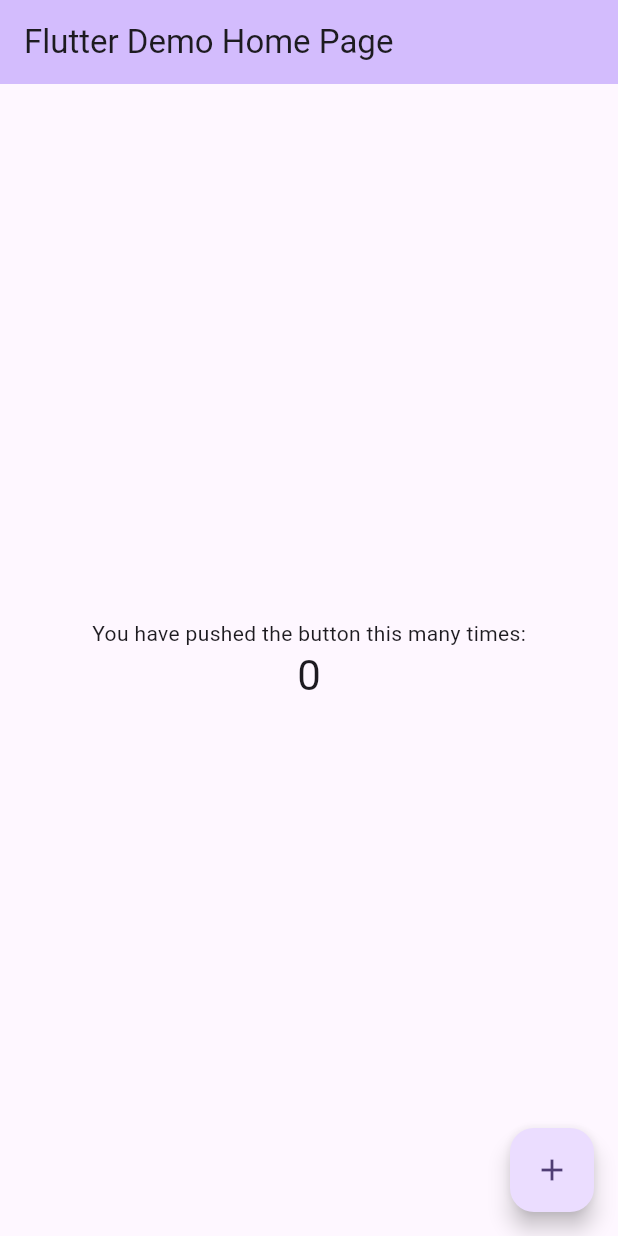
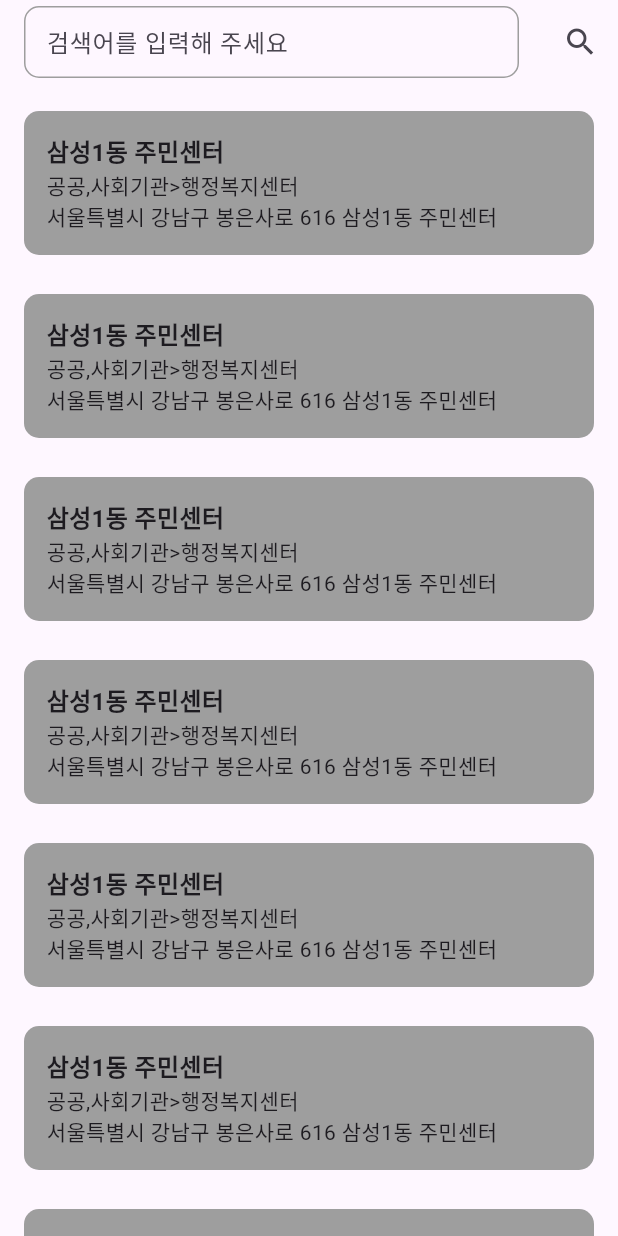
Before and after one commit to seonghoon-02/regional_search_app, a Flutter app: the screen it shows after launch, on a phone screen of 412 x 824 dp. Run offline on Flutter 3.47's test engine with Material 3 defaults, Android fonts, the phone set to English and light mode, and no system bars.

Commit message:
feat: homepage UI 구현

```diff
--- /dev/null
+++ b/lib/detail_page.dart
@@ -0,0 +1,10 @@
+import 'package:flutter/material.dart';
+
+class DetailPage extends StatelessWidget {
+  @override
+  Widget build(BuildContext context) {
+    return Scaffold(
+      body: Text('DetailPage'),
+    );
+  }
+}
--- /dev/null
+++ b/lib/home_page.dart
@@ -0,0 +1,95 @@
+import 'package:flutter/material.dart';
+
+class HomePage extends StatefulWidget {
+  @override
+  State<HomePage> createState() => _HomePageState();
+}
+
+class _HomePageState extends State<HomePage> {
+  TextEditingController textEditingController = TextEditingController();
+  @override
+  Widget build(BuildContext context) {
+    return Scaffold(
+      appBar: AppBar(
+        title: TextField(
+          maxLines: 1,
+          controller: textEditingController,
+          // onSubmitted: (){},sssssssssssss
+          decoration: InputDecoration(
+            contentPadding: EdgeInsets.symmetric(
+                horizontal: 11, vertical: 11), // TextField 내부 높이 조정
+            hintText: '검색어를 입력해 주세요',
+            border: MaterialStateOutlineInputBorder.resolveWith(
+              (states) {
+                if (states.contains(WidgetState.focused)) {
+                  return OutlineInputBorder(
+                    borderRadius: BorderRadius.circular(10),
+                    borderSide: BorderSide(color: Colors.black),
+                  );
+                }
+                return OutlineInputBorder(
+                  borderRadius: BorderRadius.circular(10),
+                  borderSide: BorderSide(color: Colors.grey),
+                );
+              },
+            ),
+          ),
+        ),
+        actions: [
+          GestureDetector(
+            onTap: () {
+              //ssssssssss
+            },
+            child: Container(
+              width: 50,
+              height: 50,
+              color: Colors.transparent,
+              child: Icon(Icons.search),
+            ),
+          ),
+        ],
+      ),
+      body: SafeArea(
+          child: Column(children: [
+        SizedBox(
+          height: 10,
+        ),
+        Expanded(
+          child: ListView.separated(
+            itemCount: 10, // 리스트 항목 수
+            itemBuilder: (context, index) {
+              // 각 항목의 UI 정의
+              return listContainer(index);
+            },
+            separatorBuilder: (context, index) => SizedBox(height: 10),
+          ),
+        )
+      ])),
+    );
+  }
+
+  Widget listContainer(int index) {
+    return Padding(
+      padding: const EdgeInsets.only(left: 16, right: 16, bottom: 8, top: 8),
+      child: Container(
+        decoration: BoxDecoration(
+            color: Colors.grey, borderRadius: BorderRadius.circular(10)),
+        padding: EdgeInsets.all(15),
+        child: Column(
+          crossAxisAlignment: CrossAxisAlignment.start,
+          children: [
+            Text(
+              '삼성1동 주민센터',
+              style: TextStyle(fontSize: 16, fontWeight: FontWeight.bold),
+            ),
+            Text(
+              '공공,사회기관>행정복지센터',
+              style: TextStyle(fontSize: 14),
+            ),
+            Text('서울특별시 강남구 봉은사로 616 삼성1동 주민센터'),
+          ],
+        ),
+      ),
+    );
+  }
+}
--- a/lib/main.dart
+++ b/lib/main.dart
@@ -1,4 +1,5 @@
 import 'package:flutter/material.dart';
+import 'package:regional_search_app/home_page.dart';
 
 void main() {
   runApp(const MyApp());
@@ -7,119 +8,8 @@ void main() {
 class MyApp extends StatelessWidget {
   const MyApp({super.key});
 
-  // This widget is the root of your application.
   @override
   Widget build(BuildContext context) {
-    return MaterialApp(
-      title: 'Flutter Demo',
-      theme: ThemeData(
-        // This is the theme of your application.
-        //
-        // TRY THIS: Try running your application with "flutter run". You'll see
-        // the application has a purple toolbar. Then, without quitting the app,
-        // try changing the seedColor in the colorScheme below to Colors.green
-        // and then invoke "hot reload" (save your changes or press the "hot
-        // reload" button in a Flutter-supported IDE, or press "r" if you used
-        // the command line to start the app).
-        //
-        // Notice that the counter didn't reset back to zero; the application
-        // state is not lost during the reload. To reset the state, use hot
-        // restart instead.
-        //
-        // This works for code too, not just values: Most code changes can be
-        // tested with just a hot reload.
-        colorScheme: ColorScheme.fromSeed(seedColor: Colors.deepPurple),
-        useMaterial3: true,
-      ),
-      home: const MyHomePage(title: 'Flutter Demo Home Page'),
-    );
+    return MaterialApp(home: HomePage());
   }
 }
-
-class MyHomePage extends StatefulWidget {
-  const MyHomePage({super.key, required this.title});
-
-  // This widget is the home page of your application. It is stateful, meaning
-  // that it has a State object (defined below) that contains fields that affect
-  // how it looks.
-
-  // This class is the configuration for the state. It holds the values (in this
-  // case the title) provided by the parent (in this case the App widget) and
-  // used by the build method of the State. Fields in a Widget subclass are
-  // always marked "final".
-
-  final String title;
-
-  @override
-  State<MyHomePage> createState() => _MyHomePageState();
-}
-
-class _MyHomePageState extends State<MyHomePage> {
-  int _counter = 0;
-
-  void _incrementCounter() {
-    setState(() {
-      // This call to setState tells the Flutter framework that something has
-      // changed in this State, which causes it to rerun the build method below
-      // so that the display can reflect the updated values. If we changed
-      // _counter without calling setState(), then the build method would not be
-      // called again, and so nothing would appear to happen.
-      _counter++;
-    });
-  }
-
-  @override
-  Widget build(BuildContext context) {
-    // This method is rerun every time setState is called, for instance as done
-    // by the _incrementCounter method above.
-    //
-    // The Flutter framework has been optimized to make rerunning build methods
-    // fast, so that you can just rebuild anything that needs updating rather
-    // than having to individually change instances of widgets.
-    return Scaffold(
-      appBar: AppBar(
-        // TRY THIS: Try changing the color here to a specific color (to
-        // Colors.amber, perhaps?) and trigger a hot reload to see the AppBar
-        // change color while the other colors stay the same.
-        backgroundColor: Theme.of(context).colorScheme.inversePrimary,
-        // Here we take the value from the MyHomePage object that was created by
-        // the App.build method, and use it to set our appbar title.
-        title: Text(widget.title),
-      ),
-      body: Center(
-        // Center is a layout widget. It takes a single child and positions it
-        // in the middle of the parent.
-        child: Column(
-          // Column is also a layout widget. It takes a list of children and
-          // arranges them vertically. By default, it sizes itself to fit its
-          // children horizontally, and tries to be as tall as its parent.
-          //
-          // Column has various properties to control how it sizes itself and
-          // how it positions its children. Here we use mainAxisAlignment to
-          // center the children vertically; the main axis here is the vertical
-          // axis because Columns are vertical (the cross axis would be
-          // horizontal).
-          //
-          // TRY THIS: Invoke "debug painting" (choose the "Toggle Debug Paint"
-          // action in the IDE, or press "p" in the console), to see the
-          // wireframe for each widget.
-          mainAxisAlignment: MainAxisAlignment.center,
-          children: <Widget>[
-            const Text(
-              'You have pushed the button this many times:',
-            ),
-            Text(
-              '$_counter',
-              style: Theme.of(context).textTheme.headlineMedium,
-            ),
-          ],
-        ),
-      ),
-      floatingActionButton: FloatingActionButton(
-        onPressed: _incrementCounter,
-        tooltip: 'Increment',
-        child: const Icon(Icons.add),
-      ), // This trailing comma makes auto-formatting nicer for build methods.
-    );
-  }
-}
```
